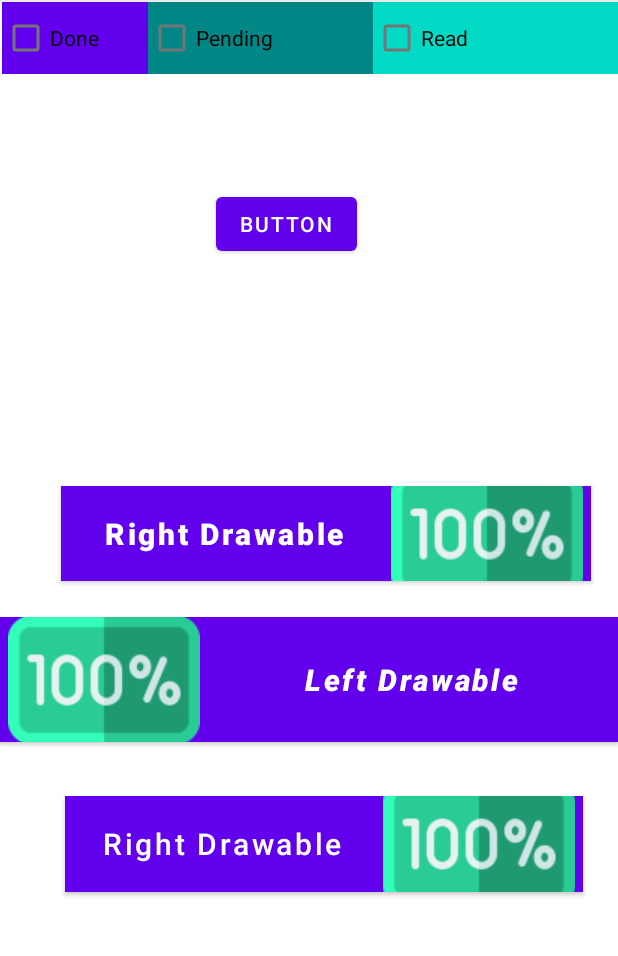
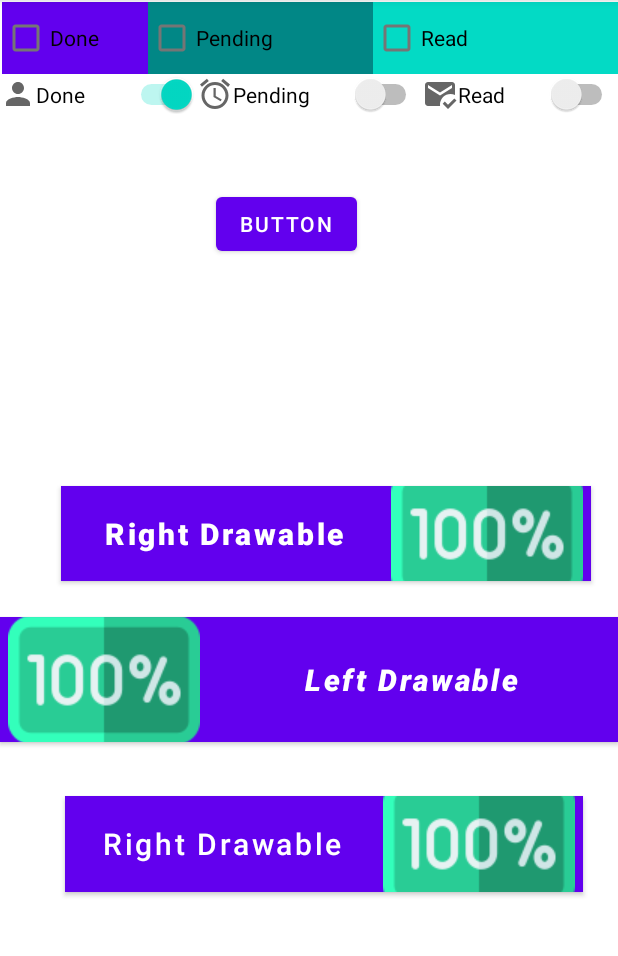
Before and after one commit to Mahreen-Asama/MC-Lect-08-09, an Android app: the screen it shows after launch (MainActivity), on a phone screen of 412 x 824 dp, the part 84-1040 px from its top. Run offline under Robolectric (Android 15) with nearby library versions, the phone set to English and light mode, and no system bars.

```diff
--- /dev/null
+++ b/app/src/main/res/drawable/ic_baseline_alarm_24.xml
@@ -0,0 +1,10 @@
+<vector xmlns:android="http://schemas.android.com/apk/res/android"
+    android:width="24dp"
+    android:height="24dp"
+    android:viewportWidth="24"
+    android:viewportHeight="24"
+    android:tint="?attr/colorControlNormal">
+  <path
+      android:fillColor="@android:color/white"
+      android:pathData="M22,5.72l-4.6,-3.86 -1.29,1.53 4.6,3.86L22,5.72zM7.88,3.39L6.6,1.86 2,5.71l1.29,1.53 4.59,-3.85zM12.5,8L11,8v6l4.75,2.85 0.75,-1.23 -4,-2.37L12.5,8zM12,4c-4.97,0 -9,4.03 -9,9s4.02,9 9,9c4.97,0 9,-4.03 9,-9s-4.03,-9 -9,-9zM12,20c-3.87,0 -7,-3.13 -7,-7s3.13,-7 7,-7 7,3.13 7,7 -3.13,7 -7,7z"/>
+</vector>
--- /dev/null
+++ b/app/src/main/res/drawable/ic_baseline_mark_email_read_24.xml
@@ -0,0 +1,10 @@
+<vector xmlns:android="http://schemas.android.com/apk/res/android"
+    android:width="24dp"
+    android:height="24dp"
+    android:viewportWidth="24"
+    android:viewportHeight="24"
+    android:tint="?attr/colorControlNormal">
+  <path
+      android:fillColor="@android:color/white"
+      android:pathData="M12,19c0,-3.87 3.13,-7 7,-7c1.08,0 2.09,0.25 3,0.68V6c0,-1.1 -0.9,-2 -2,-2H4C2.9,4 2,4.9 2,6v12c0,1.1 0.9,2 2,2h8.08C12.03,19.67 12,19.34 12,19zM4,6l8,5l8,-5v2l-8,5L4,8V6zM17.34,22l-3.54,-3.54l1.41,-1.41l2.12,2.12l4.24,-4.24L23,16.34L17.34,22z"/>
+</vector>
--- /dev/null
+++ b/app/src/main/res/drawable/ic_baseline_person_24.xml
@@ -0,0 +1,10 @@
+<vector xmlns:android="http://schemas.android.com/apk/res/android"
+    android:width="24dp"
+    android:height="24dp"
+    android:viewportWidth="24"
+    android:viewportHeight="24"
+    android:tint="?attr/colorControlNormal">
+  <path
+      android:fillColor="@android:color/white"
+      android:pathData="M12,12c2.21,0 4,-1.79 4,-4s-1.79,-4 -4,-4 -4,1.79 -4,4 1.79,4 4,4zM12,14c-2.67,0 -8,1.34 -8,4v2h16v-2c0,-2.66 -5.33,-4 -8,-4z"/>
+</vector>
--- a/app/src/main/res/layout/activity_main.xml
+++ b/app/src/main/res/layout/activity_main.xml
@@ -120,4 +120,40 @@
         app:layout_constraintTop_toBottomOf="@+id/linearLayout"
         tools:ignore="MissingConstraints" />
 
+    <LinearLayout
+        android:layout_width="0dp"
+        android:layout_height="wrap_content"
+        android:orientation="horizontal"
+        app:layout_constraintEnd_toEndOf="parent"
+        app:layout_constraintStart_toStartOf="parent"
+        app:layout_constraintTop_toBottomOf="@+id/linearLayout"
+        tools:ignore="MissingConstraints">
+
+        <Switch
+            android:id="@+id/switchDone"
+            android:layout_width="wrap_content"
+            android:layout_height="wrap_content"
+            android:layout_gravity="center"
+            android:layout_weight="1"
+            android:checked="true"
+            android:drawableStart="@drawable/ic_baseline_person_24"
+            android:text="Done" />
+
+        <Switch
+            android:id="@+id/switchPending"
+            android:layout_width="wrap_content"
+            android:layout_height="wrap_content"
+            android:layout_weight="1"
+            android:drawableStart="@drawable/ic_baseline_alarm_24"
+            android:text="Pending" />
+
+        <Switch
+            android:id="@+id/switchRead"
+            android:layout_width="wrap_content"
+            android:layout_height="wrap_content"
+            android:layout_weight="1"
+            android:drawableStart="@drawable/ic_baseline_mark_email_read_24"
+            android:text="Read" />
+    </LinearLayout>
+
 </androidx.constraintlayout.widget.ConstraintLayout>
```
